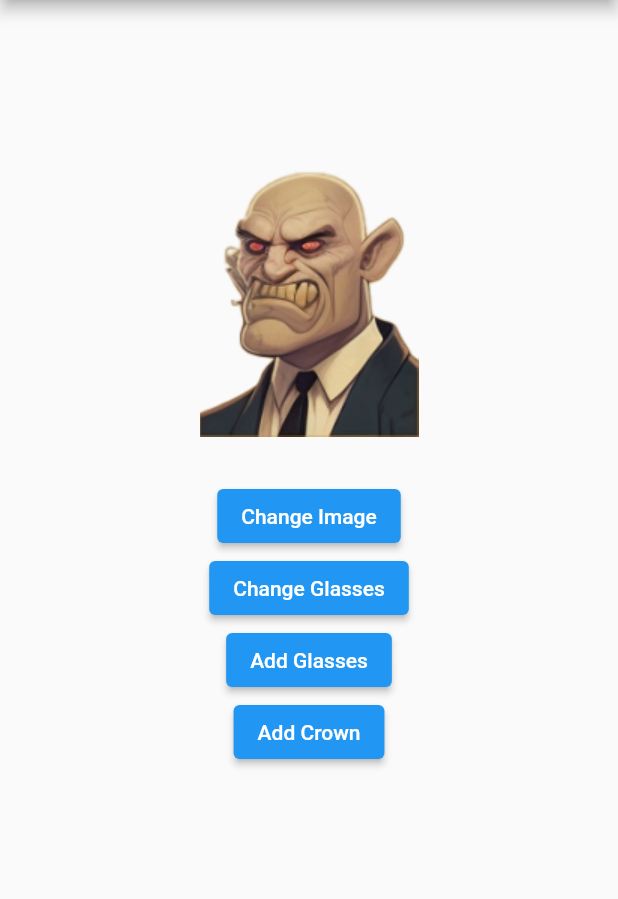
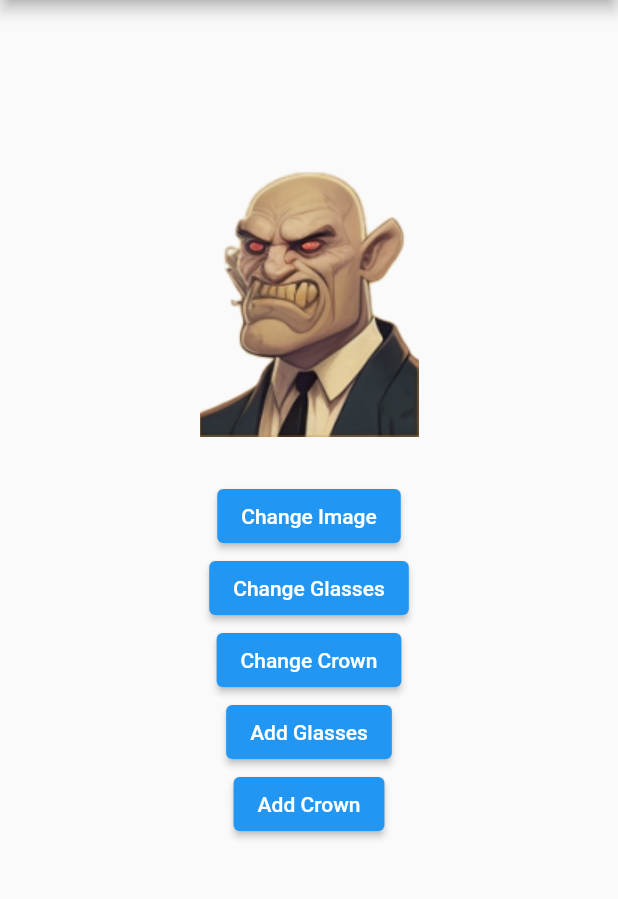
Before and after one commit to IvettB/Avatars, a Flutter app: the screen it shows after launch, on a phone screen of 412 x 824 dp, the part 84-983 px from its top. Run offline on Flutter 3.47's test engine with Material 2 defaults, Android fonts, the phone set to English and light mode, and no system bars.

Commit message:
crown update again

```diff
--- a/lib/main.dart
+++ b/lib/main.dart
@@ -140,6 +140,10 @@ class _MyAppState extends State<MyApp> {
                 child: Text('Change Glasses'),
               ),
               ElevatedButton(
+                onPressed: changeCrowns,
+                child: Text('Change Crown'),
+              ),
+              ElevatedButton(
                 onPressed: toggleGlasses,
                 child:
                     Text(areGlassesVisible ? 'Remove Glasses' : 'Add Glasses'),
```
